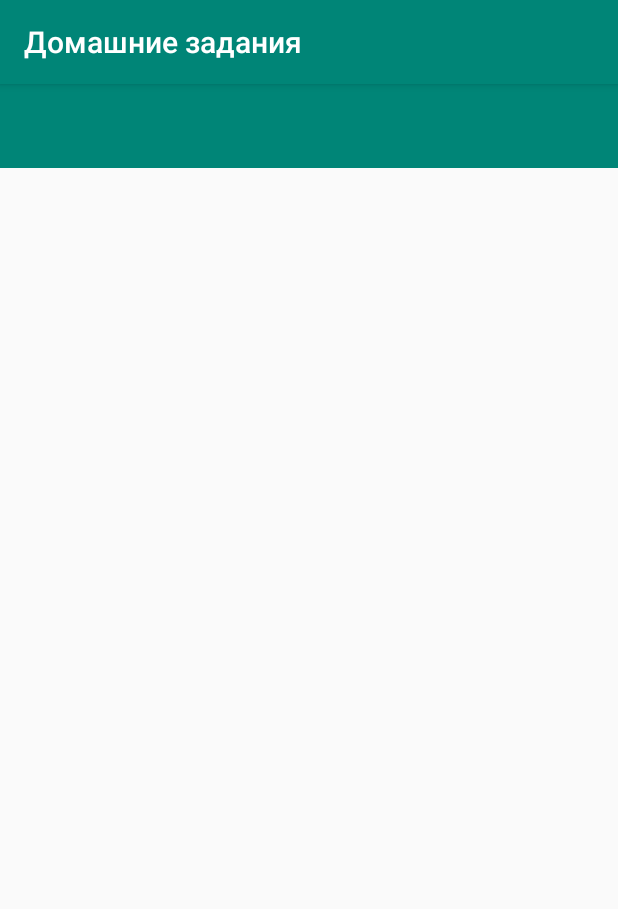
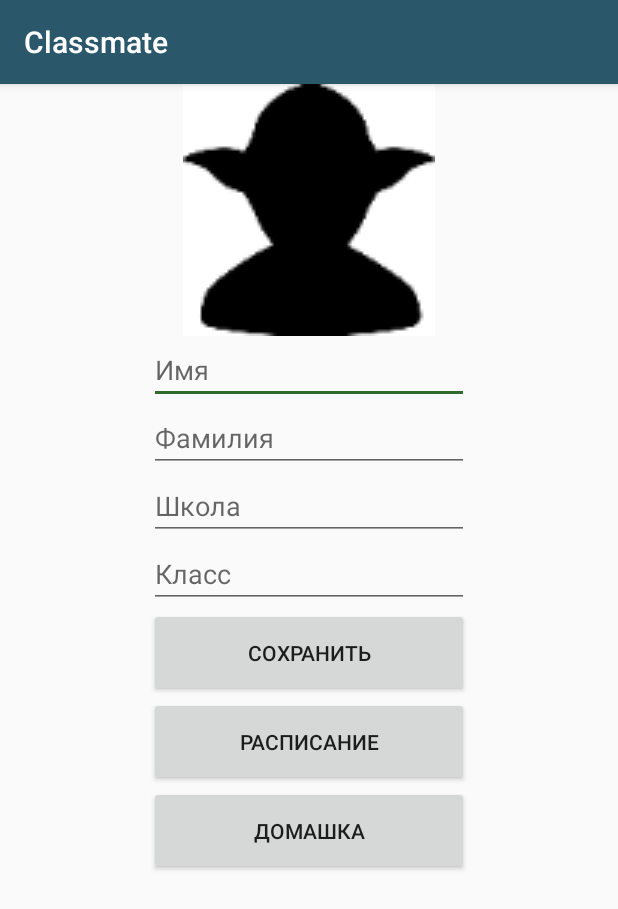
Before and after one commit to PhobosXIII/classmate, an Android app: the screen it shows after launch (HomeworksActivity before the commit, UserProfileActivity after it), on a phone screen of 412 x 824 dp. Shown: the top 909 px of the screen. Run offline under Robolectric (Android 15) with nearby library versions, the phone set to English and light mode, and no system bars.

Commit message:
связано

```diff
--- a/app/build.gradle
+++ b/app/build.gradle
@@ -38,4 +38,6 @@ dependencies {
     testImplementation 'junit:junit:4.12'
     androidTestImplementation 'androidx.test.ext:junit:1.1.1'
     androidTestImplementation 'androidx.test.espresso:espresso-core:3.2.0'
+    implementation 'com.squareup.retrofit2:retrofit:2.6.2'
+    implementation 'com.squareup.retrofit2:converter-gson:2.6.2'
 }
--- /dev/null
+++ b/app/src/main/java/com/future/scientists/classmate/UserProfileActivity.kt
@@ -0,0 +1,58 @@
+package com.future.scientists.classmate
+
+import android.content.Context
+import android.content.Intent
+import android.content.SharedPreferences
+import androidx.appcompat.app.AppCompatActivity
+import android.os.Bundle
+import android.view.View
+import android.widget.EditText
+import java.util.*
+
+class UserProfileActivity : AppCompatActivity() {
+
+    private lateinit var etName: EditText
+    private lateinit var etLastName: EditText
+    private lateinit var etSchool: EditText
+    private lateinit var etClass: EditText
+    private lateinit var preferences: SharedPreferences
+
+    override fun onCreate(savedInstanceState: Bundle?) {
+        super.onCreate(savedInstanceState)
+        setContentView(R.layout.activity_user_profile)
+
+        etName = findViewById(R.id.userName)
+        etLastName = findViewById(R.id.userSName)
+        etSchool = findViewById(R.id.userSchool)
+        etClass = findViewById(R.id.userClass)
+
+        preferences = getSharedPreferences(PREFS_FILE, Context.MODE_PRIVATE)
+
+        if(preferences.contains(USER_ID)){
+            etName.setText(preferences.getString(USER_FIRSTNAME, ""))
+            etLastName.setText(preferences.getString(USER_LASTNAME, ""))
+            etSchool.setText(preferences.getString(USER_SCHOOL, ""))
+            etClass.setText(preferences.getString(USER_CLASS, ""))
+        } else{
+            preferences.edit().putString(USER_ID, UUID.randomUUID().toString()).apply()
+        }
+    }
+
+    fun startHomeworks(view: View) {
+        startActivity(Intent(this, HomeworksActivity::class.java))
+    }
+
+    fun save(view: View) {
+        preferences.edit().putString(USER_FIRSTNAME, etName.text.toString()).apply()
+        preferences.edit().putString(USER_LASTNAME, etLastName.text.toString()).apply()
+        preferences.edit().putString(USER_SCHOOL, etSchool.text.toString()).apply()
+        preferences.edit().putString(USER_CLASS, etClass.text.toString()).apply()
+    }
+}
+
+const val PREFS_FILE = "classmate_user"
+const val USER_ID = "USER_ID"
+const val USER_FIRSTNAME = "USER_FIRSTNAME"
+const val USER_LASTNAME = "USER_LASTNAME"
+const val USER_SCHOOL = "USER_SCHOOL"
+const val USER_CLASS = "USER_CLASS"
--- /dev/null
+++ b/app/src/main/res/layout/activity_user_profile.xml
@@ -0,0 +1,96 @@
+<?xml version="1.0" encoding="utf-8"?>
+<androidx.constraintlayout.widget.ConstraintLayout xmlns:android="http://schemas.android.com/apk/res/android"
+    xmlns:app="http://schemas.android.com/apk/res-auto"
+    xmlns:tools="http://schemas.android.com/tools"
+    android:layout_width="match_parent"
+    android:layout_height="match_parent"
+    tools:context=".UserProfileActivity">
+
+    <ImageView
+        android:id="@+id/userPhoto"
+        android:layout_width="168dp"
+        android:layout_height="168dp"
+        app:layout_constraintEnd_toEndOf="parent"
+        app:layout_constraintStart_toStartOf="parent"
+        app:layout_constraintTop_toTopOf="parent"
+        app:srcCompat="@mipmap/user_default_yoda"
+        tools:srcCompat="@tools:sample/avatars" />
+
+    <EditText
+        android:id="@+id/userName"
+        android:layout_width="wrap_content"
+        android:layout_height="wrap_content"
+        android:ems="10"
+        android:inputType="textPersonName"
+        android:hint="Имя"
+        android:visibility="visible"
+        app:layout_constraintEnd_toEndOf="parent"
+        app:layout_constraintStart_toStartOf="parent"
+        app:layout_constraintTop_toBottomOf="@+id/userPhoto" />
+
+    <EditText
+        android:id="@+id/userSName"
+        android:layout_width="wrap_content"
+        android:layout_height="wrap_content"
+        android:ems="10"
+        android:inputType="textPersonName"
+        android:hint="Фамилия"
+        app:layout_constraintEnd_toEndOf="parent"
+        app:layout_constraintStart_toStartOf="parent"
+        app:layout_constraintTop_toBottomOf="@+id/userName" />
+
+    <EditText
+        android:id="@+id/userSchool"
+        android:layout_width="wrap_content"
+        android:layout_height="wrap_content"
+        android:ems="10"
+        android:inputType="textPersonName"
+        android:hint="Школа"
+        app:layout_constraintEnd_toEndOf="parent"
+        app:layout_constraintStart_toStartOf="parent"
+        app:layout_constraintTop_toBottomOf="@+id/userSName" />
+
+    <EditText
+        android:id="@+id/userClass"
+        android:layout_width="wrap_content"
+        android:layout_height="wrap_content"
+        android:ems="10"
+        android:inputType="textPersonName"
+        android:hint="Класс"
+        app:layout_constraintEnd_toEndOf="parent"
+        app:layout_constraintStart_toStartOf="parent"
+        app:layout_constraintTop_toBottomOf="@+id/userSchool" />
+
+    <Button
+        android:id="@+id/buttonSave"
+        android:layout_width="213dp"
+        android:layout_height="59dp"
+        android:text="Сохранить"
+        android:onClick="save"
+        app:layout_constraintEnd_toEndOf="parent"
+        app:layout_constraintHorizontal_bias="0.5"
+        app:layout_constraintStart_toStartOf="parent"
+        app:layout_constraintTop_toBottomOf="@+id/userClass" />
+
+    <Button
+        android:id="@+id/buttonSchedule"
+        android:layout_width="213dp"
+        android:layout_height="59dp"
+        android:text="Расписание"
+        app:layout_constraintEnd_toEndOf="parent"
+        app:layout_constraintHorizontal_bias="0.5"
+        app:layout_constraintStart_toStartOf="parent"
+        app:layout_constraintTop_toBottomOf="@+id/buttonSave" />
+
+    <Button
+        android:id="@+id/buttonHomework"
+        android:layout_width="213dp"
+        android:layout_height="59dp"
+        android:text="Домашка"
+        android:onClick="startHomeworks"
+        app:layout_constraintEnd_toEndOf="parent"
+        app:layout_constraintHorizontal_bias="0.5"
+        app:layout_constraintStart_toStartOf="parent"
+        app:layout_constraintTop_toBottomOf="@+id/buttonSchedule" />
+
+</androidx.constraintlayout.widget.ConstraintLayout>
--- a/app/src/main/res/values/colors.xml
+++ b/app/src/main/res/values/colors.xml
@@ -1,6 +1,6 @@
 <?xml version="1.0" encoding="utf-8"?>
 <resources>
-    <color name="colorPrimary">#008577</color>
-    <color name="colorPrimaryDark">#00574B</color>
-    <color name="colorAccent">#D81B60</color>
+    <color name="colorPrimary">#2B576A</color>
+    <color name="colorPrimaryDark">#163745</color>
+    <color name="colorAccent">#316A2B</color>
 </resources>
```
Also changed, not shown: app/src/main/AndroidManifest.xml (+21 -5 lines), app/src/main/java/com/future/scientists/classmate/ClassmateService.kt (added, +10 -0 lines), app/src/main/java/com/future/scientists/classmate/HomeworkEditActivity.kt (+21 -0 lines), app/src/main/java/com/future/scientists/classmate/TimetableActivity.kt (added, +48 -0 lines), app/src/main/java/com/future/scientists/classmate/TimetableEditActivity.kt (added, +21 -0 lines), app/src/main/java/com/future/scientists/classmate/TimetableItem.kt (added, +41 -0 lines), app/src/main/java/com/future/scientists/classmate/User.kt (added, +10 -0 lines), app/src/main/res/layout/activity_homework_edit.xml (+34 -4 lines), app/src/main/res/layout/activity_homeworks.xml (+13 -1 lines), app/src/main/res/layout/activity_timetable_edit.xml (added, +70 -0 lines), app/src/main/res/mipmap-xxxhdpi/user_default_yoda.png (added), 1 other file.
